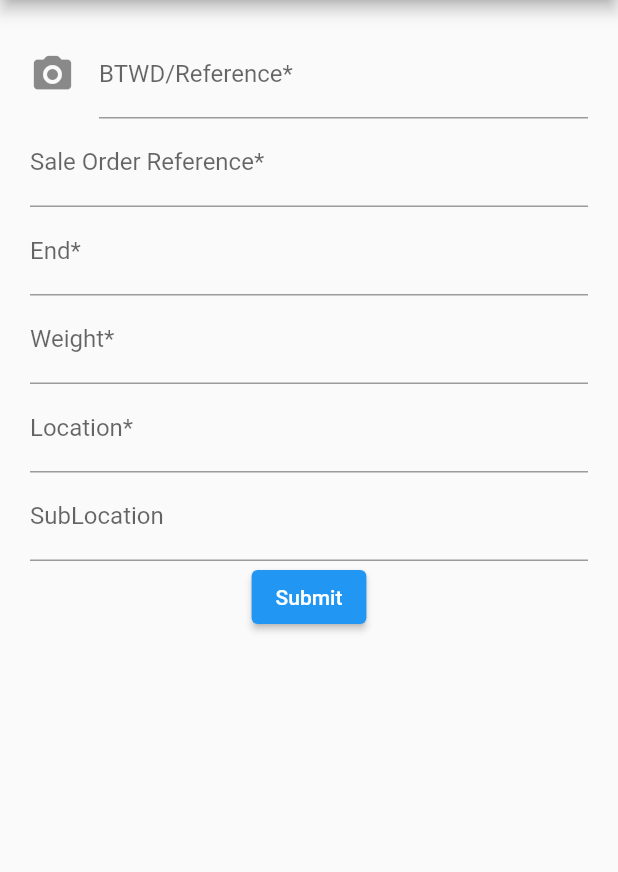
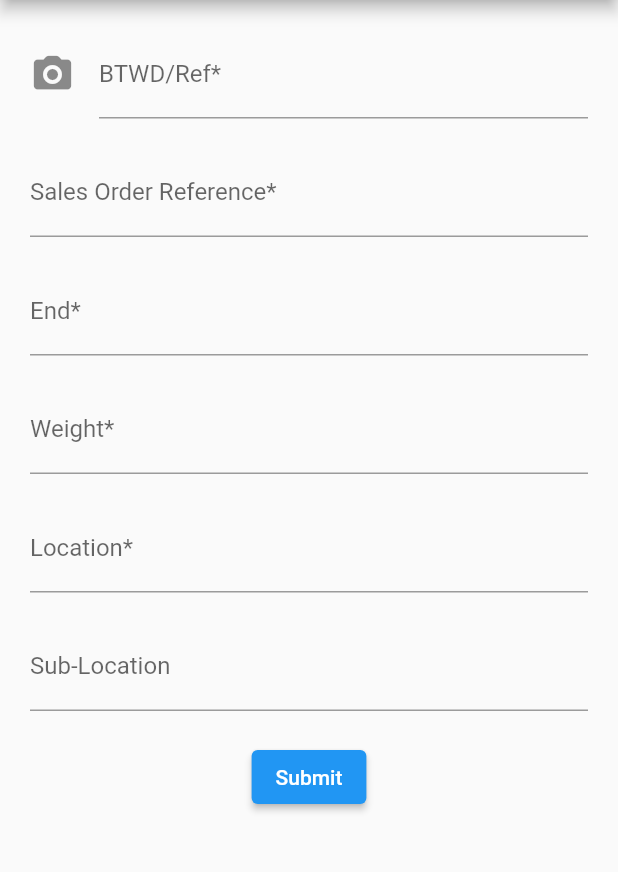
Before and after one commit to daniosr/LightningLogistics, a Flutter app: the screen it shows after launch, on a phone screen of 412 x 824 dp, the part 84-956 px from its top. Run offline on Flutter 3.47's test engine with Material 2 defaults, Android fonts, the phone set to English and light mode, and no system bars.

Commit message:
Cleaned up Mobile app

```diff
--- a/MobileApp/lightninglogistics/lib/main.dart
+++ b/MobileApp/lightninglogistics/lib/main.dart
@@ -5,6 +5,8 @@ void main() {
 }
 
 class MyApp extends StatelessWidget {
+  // This widget is the root of your application.
+  @override
   Widget build(BuildContext context) {
     return MaterialApp(
       title: 'Flutter Demo',
@@ -18,19 +20,39 @@ class MyApp extends StatelessWidget {
 
 class MyHomePage extends StatefulWidget {
   MyHomePage({Key key, this.title}) : super(key: key);
+
+  // This widget is the home page of your application. It is stateful, meaning
+  // that it has a State object (defined below) that contains fields that affect
+  // how it looks.
+
+  // This class is the configuration for the state. It holds the values (in this
+  // case the title) provided by the parent (in this case the App widget) and
+  // used by the build method of the State. Fields in a Widget subclass are
+  // always marked "final".
+
   final String title;
+
+  @override
   _MyHomePageState createState() => _MyHomePageState();
 }
 
 class _MyHomePageState extends State<MyHomePage> {
   int _counter = 0;
+
   void _incrementCounter() {
     setState(() {
+      // This call to setState tells the Flutter framework that something has
+      // changed in this State, which causes it to rerun the build method below
+      // so that the display can reflect the updated values. If we changed
+      // _counter without calling setState(), then the build method would not be
+      // called again, and so nothing would appear to happen.
       _counter++;
     });
   }
 
+  @override
   Widget build(BuildContext context) {
+    final node = FocusScope.of(context);
     return Scaffold(
       appBar: AppBar(
         title: Text("Lightning Logistics"),
@@ -41,93 +63,99 @@ class _MyHomePageState extends State<MyHomePage> {
       body: Center(
         child: Container(
           padding: EdgeInsets.all(20),
-          child: Column(
+          child: ListView(
             children: <Widget>[
               Form(
-                  child: Column(//change to list view to prevent keyboard error
+                  child: Column(
+                //change to list view to prevent keyboard error
                 mainAxisAlignment: MainAxisAlignment.center,
                 children: [
                   TextFormField(
+                    onEditingComplete: () => node.nextFocus(),
                     decoration: const InputDecoration(
                       icon: Icon(Icons.camera_alt_rounded, size: 30),
                       hintText: 'Scan by clicking camera',
-                        labelText: 'BTWD/Reference*',
+                      labelText: 'BTWD/Ref*',
                     ),
-                      onSaved: (String value) {
-                      },
+                    onSaved: (String value) {},
                     validator: (String value) {
                       return value.contains('@')
                           ? 'Do not use the @ char.'
                           : null;
                     },
                   ),
+                  Container(height: 20),
                   TextFormField(
+                    onEditingComplete: () => node.nextFocus(),
                     decoration: const InputDecoration(
-                        labelText: 'Sale Order Reference*',
+                      labelText: 'Sales Order Reference*',
                     ),
-                      onSaved: (String value) {
-                      },
+                    onSaved: (String value) {},
                     validator: (String value) {
                       return value.contains('@')
                           ? 'Do not use the @ char.'
                           : null;
                     },
                   ),
+                  Container(height: 20),
                   TextFormField(
+                    onEditingComplete: () => node.nextFocus(),
                     decoration: const InputDecoration(
                       labelText: 'End*',
                     ),
-                      onSaved: (String value) {
-                      },
+                    onSaved: (String value) {},
                     validator: (String value) {
                       return value.contains('@')
                           ? 'Do not use the @ char.'
                           : null;
                     },
                   ),
+                  Container(height: 20),
                   TextFormField(
+                    onEditingComplete: () => node.nextFocus(),
                     decoration: const InputDecoration(
                       labelText: 'Weight*',
                     ),
-                      onSaved: (String value) {
-                      },
+                    onSaved: (String value) {},
                     validator: (String value) {
                       return value.contains('@')
                           ? 'Do not use the @ char.'
                           : null;
                     },
                   ),
+                  Container(height: 20),
                   TextFormField(
+                    onEditingComplete: () => node.nextFocus(),
                     decoration: const InputDecoration(
                       labelText: 'Location*',
                     ),
-                      onSaved: (String value) {
-                      },
+                    onSaved: (String value) {},
                     validator: (String value) {
                       return value.contains('@')
                           ? 'Do not use the @ char.'
                           : null;
                     },
                   ),
+                  Container(height: 20),
                   TextFormField(
+                    onEditingComplete: () => node.nextFocus(),
                     decoration: const InputDecoration(
-                        labelText: 'SubLocation',
+                      labelText: 'Sub-Location',
                     ),
-                      onSaved: (String value) {
-                      },
+                    onSaved: (String value) {},
                     validator: (String value) {
                       return value.contains('@')
                           ? 'Do not use the @ char.'
                           : null;
                     },
                   ),
+                  Container(height: 20),
                   ElevatedButton(
                     onPressed: () {},
                     child: Text('Submit'),
                   )
                 ],
-                )
-              )
+              ))
             ],
           ),
         ),
```
Also changed, not shown: 1 other file. Lines whose indentation alone changed are shown as unchanged.
